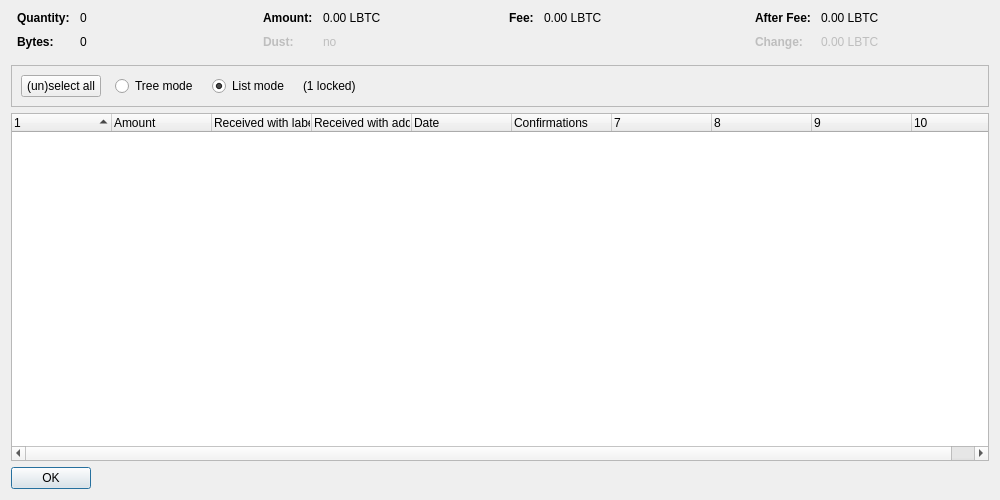
Above: src/qt/forms/coincontroldialog.ui from litebitcoins/litebitcoin before the change. Below: the same form after it.
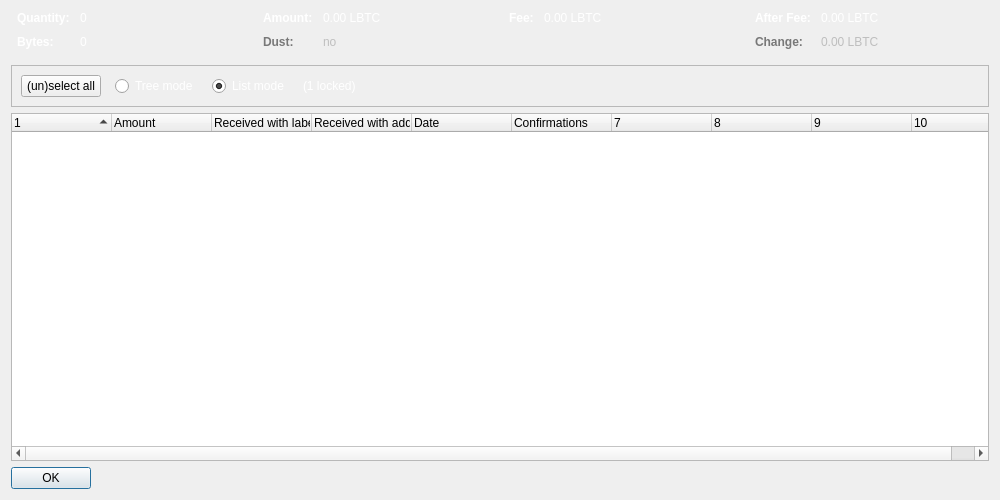
That is the form after the change. Custom widgets are drawn as their Qt base class.

Patch:
```diff
--- a/src/qt/forms/coincontroldialog.ui
+++ b/src/qt/forms/coincontroldialog.ui
@@ -38,6 +38,43 @@
        </property>
        <item row="0" column="0">
         <widget class="QLabel" name="labelCoinControlQuantityText">
+         <property name="palette">
+          <palette>
+           <active>
+            <colorrole role="WindowText">
+             <brush brushstyle="SolidPattern">
+              <color alpha="255">
+               <red>255</red>
+               <green>255</green>
+               <blue>255</blue>
+              </color>
+             </brush>
+            </colorrole>
+           </active>
+           <inactive>
+            <colorrole role="WindowText">
+             <brush brushstyle="SolidPattern">
+              <color alpha="255">
+               <red>255</red>
+               <green>255</green>
+               <blue>255</blue>
+              </color>
+             </brush>
+            </colorrole>
+           </inactive>
+           <disabled>
+            <colorrole role="WindowText">
+             <brush brushstyle="SolidPattern">
+              <color alpha="255">
+               <red>120</red>
+               <green>120</green>
+               <blue>120</blue>
+              </color>
+             </brush>
+            </colorrole>
+           </disabled>
+          </palette>
+         </property>
          <property name="font">
           <font>
            <weight>75</weight>
@@ -51,6 +88,43 @@
        </item>
        <item row="0" column="1">
         <widget class="QLabel" name="labelCoinControlQuantity">
+         <property name="palette">
+          <palette>
+           <active>
+            <colorrole role="WindowText">
+             <brush brushstyle="SolidPattern">
+              <color alpha="255">
+               <red>255</red>
+               <green>255</green>
+               <blue>255</blue>
+              </color>
+             </brush>
+            </colorrole>
+           </active>
+           <inactive>
+            <colorrole role="WindowText">
+             <brush brushstyle="SolidPattern">
+              <color alpha="255">
+               <red>255</red>
+               <green>255</green>
+               <blue>255</blue>
+              </color>
+             </brush>
+            </colorrole>
+           </inactive>
+           <disabled>
+            <colorrole role="WindowText">
+             <brush brushstyle="SolidPattern">
+              <color alpha="255">
+               <red>120</red>
+               <green>120</green>
+               <blue>120</blue>
+              </color>
+             </brush>
+            </colorrole>
+           </disabled>
+          </palette>
+         </property>
          <property name="cursor">
           <cursorShape>IBeamCursor</cursorShape>
          </property>
@@ -67,6 +141,43 @@
        </item>
        <item row="1" column="0">
         <widget class="QLabel" name="labelCoinControlBytesText">
+         <property name="palette">
+          <palette>
+           <active>
+            <colorrole role="WindowText">
+             <brush brushstyle="SolidPattern">
+              <color alpha="255">
+               <red>255</red>
+               <green>255</green>
+               <blue>255</blue>
+              </color>
+             </brush>
+            </colorrole>
+           </active>
+           <inactive>
+            <colorrole role="WindowText">
+             <brush brushstyle="SolidPattern">
+              <color alpha="255">
+               <red>255</red>
+               <green>255</green>
+               <blue>255</blue>
+              </color>
+             </brush>
+            </colorrole>
+           </inactive>
+           <disabled>
+            <colorrole role="WindowText">
+             <brush brushstyle="SolidPattern">
+              <color alpha="255">
+               <red>120</red>
+               <green>120</green>
+               <blue>120</blue>
+              </color>
+             </brush>
+            </colorrole>
+           </disabled>
+          </palette>
+         </property>
          <property name="font">
           <font>
            <weight>75</weight>
@@ -80,6 +191,43 @@
        </item>
        <item row="1" column="1">
         <widget class="QLabel" name="labelCoinControlBytes">
+         <property name="palette">
+          <palette>
+           <active>
+            <colorrole role="WindowText">
+             <brush brushstyle="SolidPattern">
+              <color alpha="255">
+               <red>255</red>
+               <green>255</green>
+               <blue>255</blue>
+              </color>
+             </brush>
+            </colorrole>
+           </active>
+           <inactive>
+            <colorrole role="WindowText">
+             <brush brushstyle="SolidPattern">
+              <color alpha="255">
+               <red>255</red>
+               <green>255</green>
+               <blue>255</blue>
+              </color>
+             </brush>
+            </colorrole>
+           </inactive>
+           <disabled>
+            <colorrole role="WindowText">
+             <brush brushstyle="SolidPattern">
+              <color alpha="255">
+               <red>120</red>
+               <green>120</green>
+               <blue>120</blue>
+              </color>
+             </brush>
+            </colorrole>
+           </disabled>
+          </palette>
+         </property>
          <property name="cursor">
           <cursorShape>IBeamCursor</cursorShape>
          </property>
@@ -112,6 +260,43 @@
        </property>
        <item row="0" column="0">
         <widget class="QLabel" name="labelCoinControlAmountText">
+         <property name="palette">
+          <palette>
+           <active>
+            <colorrole role="WindowText">
+             <brush brushstyle="SolidPattern">
+              <color alpha="255">
+               <red>255</red>
+               <green>255</green>
+               <blue>255</blue>
+              </color>
+             </brush>
+            </colorrole>
+           </active>
+           <inactive>
+            <colorrole role="WindowText">
+             <brush brushstyle="SolidPattern">
+              <color alpha="255">
+               <red>255</red>
+               <green>255</green>
+               <blue>255</blue>
+              </color>
+             </brush>
+            </colorrole>
+           </inactive>
+           <disabled>
+            <colorrole role="WindowText">
+             <brush brushstyle="SolidPattern">
+              <color alpha="255">
+               <red>120</red>
+               <green>120</green>
+               <blue>120</blue>
+              </color>
+             </brush>
+            </colorrole>
+           </disabled>
+          </palette>
+         </property>
          <property name="font">
           <font>
            <weight>75</weight>
@@ -125,6 +310,43 @@
        </item>
        <item row="0" column="1">
         <widget class="QLabel" name="labelCoinControlAmount">
+         <property name="palette">
+          <palette>
+           <active>
+            <colorrole role="WindowText">
+             <brush brushstyle="SolidPattern">
+              <color alpha="255">
+               <red>255</red>
+               <green>255</green>
+               <blue>255</blue>
+              </color>
+             </brush>
+            </colorrole>
+           </active>
+           <inactive>
+            <colorrole role="WindowText">
+             <brush brushstyle="SolidPattern">
+              <color alpha="255">
+               <red>255</red>
+               <green>255</green>
+               <blue>255</blue>
+              </color>
+             </brush>
+            </colorrole>
+           </inactive>
+           <disabled>
+            <colorrole role="WindowText">
+             <brush brushstyle="SolidPattern">
+              <color alpha="255">
+               <red>120</red>
+               <green>120</green>
+               <blue>120</blue>
+              </color>
+             </brush>
+            </colorrole>
+           </disabled>
+          </palette>
+         </property>
          <property name="cursor">
           <cursorShape>IBeamCursor</cursorShape>
          </property>
@@ -144,6 +366,43 @@
          <property name="enabled">
           <bool>false</bool>
          </property>
+         <property name="palette">
+          <palette>
+           <active>
+            <colorrole role="WindowText">
+             <brush brushstyle="SolidPattern">
+              <color alpha="255">
+               <red>255</red>
+               <green>255</green>
+               <blue>255</blue>
+              </color>
+             </brush>
+            </colorrole>
+           </active>
+           <inactive>
+            <colorrole role="WindowText">
+             <brush brushstyle="SolidPattern">
+              <color alpha="255">
+               <red>255</red>
+               <green>255</green>
+               <blue>255</blue>
+              </color>
+             </brush>
+            </colorrole>
+           </inactive>
+           <disabled>
+            <colorrole role="WindowText">
+             <brush brushstyle="SolidPattern">
+              <color alpha="255">
+               <red>120</red>
+               <green>120</green>
+               <blue>120</blue>
+              </color>
+             </brush>
+            </colorrole>
+           </disabled>
+          </palette>
+         </property>
          <property name="font">
           <font>
            <weight>75</weight>
@@ -192,6 +451,43 @@
        </property>
        <item row="0" column="0">
         <widget class="QLabel" name="labelCoinControlFeeText">
+         <property name="palette">
+          <palette>
+           <active>
+            <colorrole role="WindowText">
+             <brush brushstyle="SolidPattern">
+              <color alpha="255">
+               <red>255</red>
+               <green>255</green>
+               <blue>255</blue>
+              </color>
+             </brush>
+            </colorrole>
+           </active>
+           <inactive>
+            <colorrole role="WindowText">
+             <brush brushstyle="SolidPattern">
+              <color alpha="255">
+               <red>255</red>
+               <green>255</green>
+               <blue>255</blue>
+              </color>
+             </brush>
+            </colorrole>
+           </inactive>
+           <disabled>
+            <colorrole role="WindowText">
+             <brush brushstyle="SolidPattern">
+              <color alpha="255">
+               <red>120</red>
+               <green>120</green>
+               <blue>120</blue>
+              </color>
+             </brush>
+            </colorrole>
+           </disabled>
+          </palette>
+         </property>
          <property name="font">
           <font>
            <weight>75</weight>
@@ -205,6 +501,43 @@
        </item>
        <item row="0" column="1">
         <widget class="QLabel" name="labelCoinControlFee">
+         <property name="palette">
+          <palette>
+           <active>
+            <colorrole role="WindowText">
+             <brush brushstyle="SolidPattern">
+              <color alpha="255">
+               <red>255</red>
+               <green>255</green>
+               <blue>255</blue>
+              </color>
+             </brush>
+            </colorrole>
+           </active>
+           <inactive>
+            <colorrole role="WindowText">
+             <brush brushstyle="SolidPattern">
+              <color alpha="255">
+               <red>255</red>
+               <green>255</green>
+               <blue>255</blue>
+              </color>
+             </brush>
+            </colorrole>
+           </inactive>
+           <disabled>
+            <colorrole role="WindowText">
+             <brush brushstyle="SolidPattern">
+              <color alpha="255">
+               <red>120</red>
+               <green>120</green>
+               <blue>120</blue>
+              </color>
+             </brush>
+            </colorrole>
+           </disabled>
+          </palette>
+         </property>
          <property name="cursor">
           <cursorShape>IBeamCursor</cursorShape>
          </property>
@@ -237,6 +570,43 @@
        </property>
        <item row="0" column="0">
         <widget class="QLabel" name="labelCoinControlAfterFeeText">
+         <property name="palette">
+          <palette>
+           <active>
+            <colorrole role="WindowText">
+             <brush brushstyle="SolidPattern">
+              <color alpha="255">
+               <red>255</red>
+               <green>255</green>
+               <blue>255</blue>
+              </color>
+             </brush>
+            </colorrole>
+           </active>
+           <inactive>
+            <colorrole role="WindowText">
+             <brush brushstyle="SolidPattern">
+              <color alpha="255">
+               <red>255</red>
+               <green>255</green>
+               <blue>255</blue>
+              </color>
+             </brush>
+            </colorrole>
+           </inactive>
+           <disabled>
+            <colorrole role="WindowText">
+             <brush brushstyle="SolidPattern">
+              <color alpha="255">
+               <red>120</red>
+               <green>120</green>
+               <blue>120</blue>
+              </color>
+             </brush>
+            </colorrole>
+           </disabled>
+          </palette>
+         </property>
          <property name="font">
           <font>
            <weight>75</weight>
@@ -250,6 +620,43 @@
        </item>
        <item row="0" column="1">
         <widget class="QLabel" name="labelCoinControlAfterFee">
+         <property name="palette">
+          <palette>
+           <active>
+            <colorrole role="WindowText">
+             <brush brushstyle="SolidPattern">
+              <color alpha="255">
+               <red>255</red>
+               <green>255</green>
+               <blue>255</blue>
+              </color>
+             </brush>
+            </colorrole>
+           </active>
+           <inactive>
+            <colorrole role="WindowText">
+             <brush brushstyle="SolidPattern">
+              <color alpha="255">
+               <red>255</red>
+               <green>255</green>
+               <blue>255</blue>
+              </color>
+             </brush>
+            </colorrole>
+           </inactive>
+           <disabled>
+            <colorrole role="WindowText">
+             <brush brushstyle="SolidPattern">
+              <color alpha="255">
+               <red>120</red>
+               <green>120</green>
+               <blue>120</blue>
+              </color>
+             </brush>
+            </colorrole>
+           </disabled>
+          </palette>
+         </property>
          <property name="cursor">
           <cursorShape>IBeamCursor</cursorShape>
          </property>
@@ -269,6 +676,43 @@
          <property name="enabled">
           <bool>false</bool>
          </property>
+         <property name="palette">
+          <palette>
+           <active>
+            <colorrole role="WindowText">
+             <brush brushstyle="SolidPattern">
+              <color alpha="255">
+               <red>255</red>
+               <green>255</green>
+               <blue>255</blue>
+              </color>
+             </brush>
+            </colorrole>
+           </active>
+           <inactive>
+            <colorrole role="WindowText">
+             <brush brushstyle="SolidPattern">
+              <color alpha="255">
+               <red>255</red>
+               <green>255</green>
+               <blue>255</blue>
+              </color>
+             </brush>
+            </colorrole>
+           </inactive>
+           <disabled>
+            <colorrole role="WindowText">
+             <brush brushstyle="SolidPattern">
+              <color alpha="255">
+               <red>120</red>
+               <green>120</green>
+               <blue>120</blue>
+              </color>
+             </brush>
+            </colorrole>
+           </disabled>
+          </palette>
+         </property>
          <property name="font">
           <font>
            <weight>75</weight>
@@ -347,6 +791,43 @@
             <verstretch>0</verstretch>
            </sizepolicy>
           </property>
+          <property name="palette">
+           <palette>
+            <active>
+             <colorrole role="WindowText">
+              <brush brushstyle="SolidPattern">
+               <color alpha="255">
+                <red>255</red>
+                <green>255</green>
+                <blue>255</blue>
+               </color>
+              </brush>
+             </colorrole>
+            </active>
+            <inactive>
+             <colorrole role="WindowText">
+              <brush brushstyle="SolidPattern">
+               <color alpha="255">
+                <red>255</red>
+                <green>255</green>
+                <blue>255</blue>
+               </color>
+              </brush>
+             </colorrole>
+            </inactive>
+            <disabled>
+             <colorrole role="WindowText">
+              <brush brushstyle="SolidPattern">
+               <color alpha="255">
+                <red>120</red>
+                <green>120</green>
+                <blue>120</blue>
+               </color>
+              </brush>
+             </colorrole>
+            </disabled>
+           </palette>
+          </property>
           <property name="text">
            <string>Tree mode</string>
           </property>
@@ -360,6 +841,43 @@
             <verstretch>0</verstretch>
            </sizepolicy>
           </property>
+          <property name="palette">
+           <palette>
+            <active>
+             <colorrole role="WindowText">
+              <brush brushstyle="SolidPattern">
+               <color alpha="255">
+                <red>255</red>
+                <green>255</green>
+                <blue>255</blue>
+               </color>
+              </brush>
+             </colorrole>
+            </active>
+            <inactive>
+             <colorrole role="WindowText">
+              <brush brushstyle="SolidPattern">
+               <color alpha="255">
+                <red>255</red>
+                <green>255</green>
+                <blue>255</blue>
+               </color>
+              </brush>
+             </colorrole>
+            </inactive>
+            <disabled>
+             <colorrole role="WindowText">
+              <brush brushstyle="SolidPattern">
+               <color alpha="255">
+                <red>120</red>
+                <green>120</green>
+                <blue>120</blue>
+               </color>
+              </brush>
+             </colorrole>
+            </disabled>
+           </palette>
+          </property>
           <property name="text">
            <string>List mode</string>
           </property>
@@ -370,6 +888,43 @@
         </item>
         <item>
          <widget class="QLabel" name="labelLocked">
+          <property name="palette">
+           <palette>
+            <active>
+             <colorrole role="WindowText">
+              <brush brushstyle="SolidPattern">
+               <color alpha="255">
+                <red>255</red>
+                <green>255</green>
+                <blue>255</blue>
+               </color>
+              </brush>
+             </colorrole>
+            </active>
+            <inactive>
+             <colorrole role="WindowText">
+              <brush brushstyle="SolidPattern">
+               <color alpha="255">
+                <red>255</red>
+                <green>255</green>
+                <blue>255</blue>
+               </color>
+              </brush>
+             </colorrole>
+            </inactive>
+            <disabled>
+             <colorrole role="WindowText">
+              <brush brushstyle="SolidPattern">
+               <color alpha="255">
+                <red>120</red>
+                <green>120</green>
+                <blue>120</blue>
+               </color>
+              </brush>
+             </colorrole>
+            </disabled>
+           </palette>
+          </property>
           <property name="text">
            <string notr="true">(1 locked)</string>
           </property>
```
Left out of the diff: 74 changed lines with no effect on the pictures.
